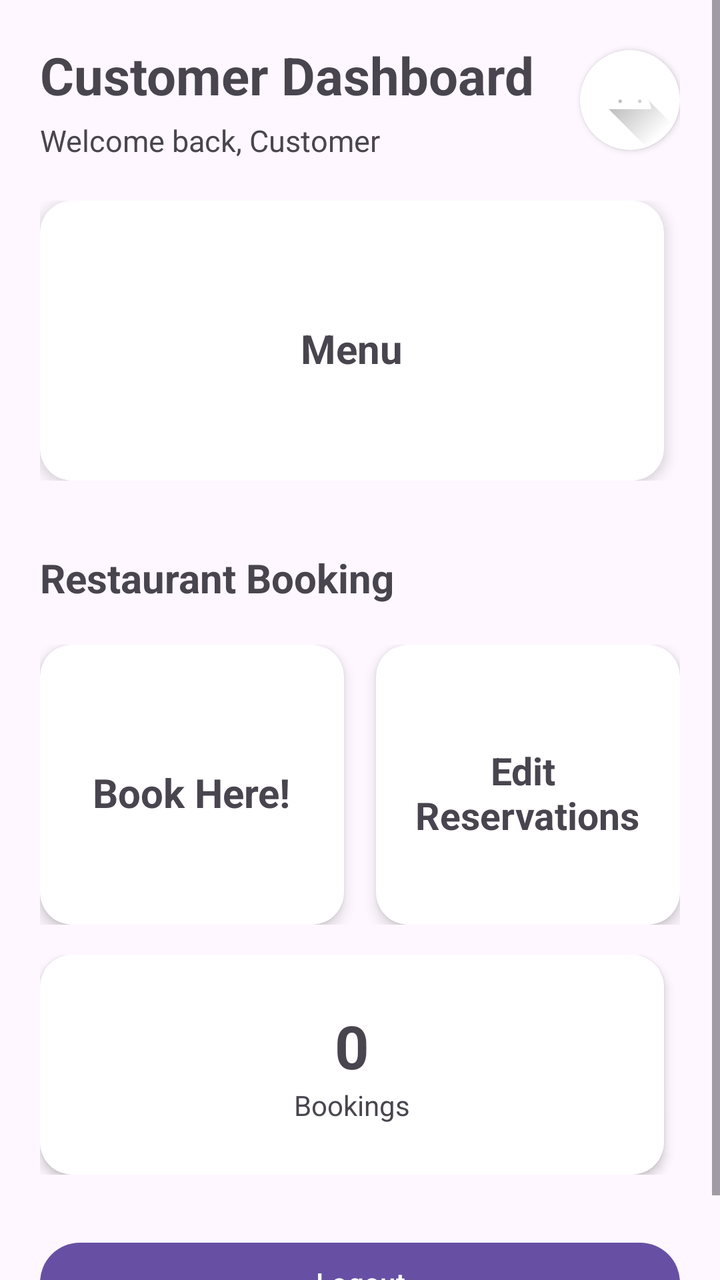
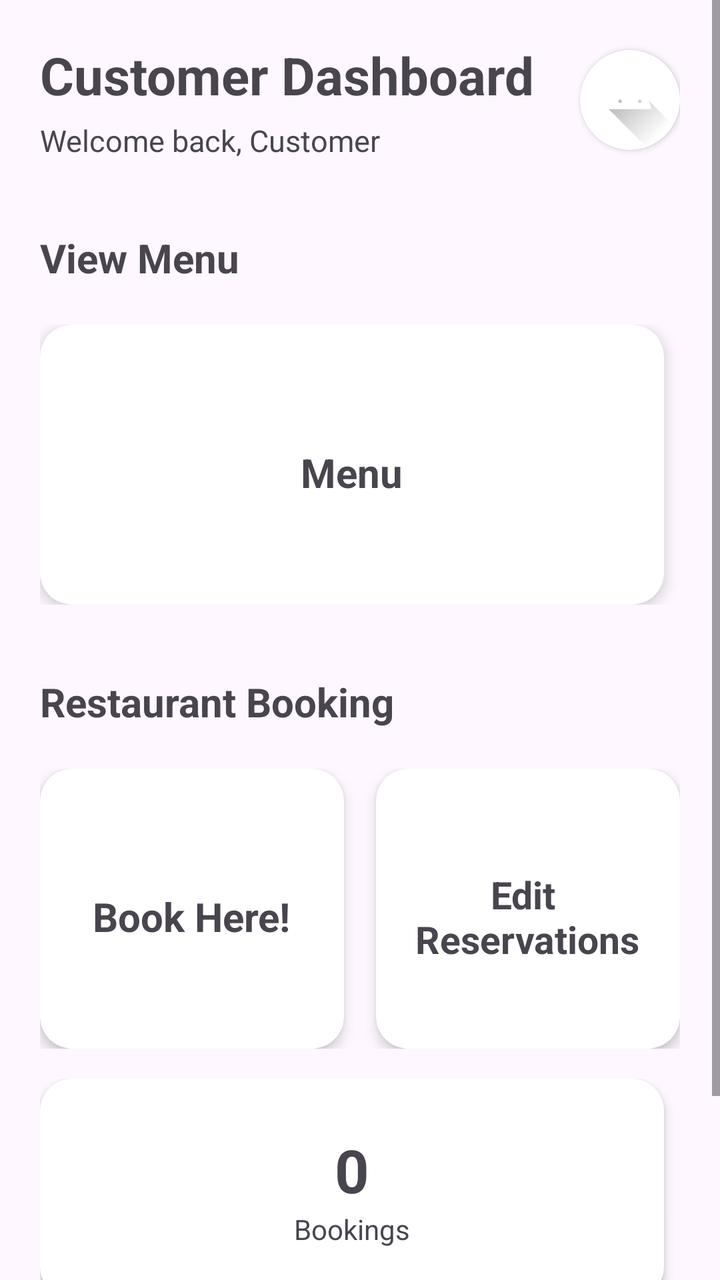

Screens rendered from an Android XML layout before and after an edit, with the pre-edit source and the edit as a unified diff.
<!-- AndroidManifest.xml: application theme Theme.ISCG7424GroupAssessment -->
<!-- res/layout/activity_customer_main_page.xml -->
<?xml version="1.0" encoding="utf-8"?>
<ScrollView xmlns:android="http://schemas.android.com/apk/res/android"
    xmlns:app="http://schemas.android.com/apk/res-auto"
    xmlns:tools="http://schemas.android.com/tools"
    android:id="@+id/main"
    android:layout_width="match_parent"
    android:layout_height="match_parent"
    tools:context=".customer.C_MainPage"
    android:fillViewport="true">

    <LinearLayout
        android:layout_width="match_parent"
        android:layout_height="wrap_content"
        android:orientation="vertical"
        android:padding="20dp">

        
        <LinearLayout
            android:layout_width="match_parent"
            android:layout_height="wrap_content"
            android:gravity="center_vertical"
            android:orientation="horizontal">

            <LinearLayout
                android:layout_width="0dp"
                android:layout_height="wrap_content"
                android:layout_weight="1"
                android:orientation="vertical">

                <TextView
                    android:id="@+id/tv_customerHeader"
                    android:layout_width="wrap_content"
                    android:layout_height="wrap_content"
                    android:text="Customer Dashboard"
                    android:textSize="26sp"
                    android:textStyle="bold" />

                <TextView
                    android:id="@+id/tv_customerSubHeader"
                    android:layout_width="wrap_content"
                    android:layout_height="wrap_content"
                    android:layout_marginTop="5dp"
                    android:text="Welcome back, Customer"
                    android:textSize="15sp" />

            </LinearLayout>

            <androidx.cardview.widget.CardView
                android:id="@+id/cv_cProfile"
                android:layout_width="50dp"
                android:layout_height="50dp"
                android:layout_marginStart="10dp"
                app:cardCornerRadius="25dp">

                <ImageView
                    android:id="@+id/iv_profile"
                    android:layout_width="match_parent"
                    android:layout_height="match_parent"
                    android:src="@drawable/ic_launcher_foreground"
                    android:scaleType="centerCrop" />

            </androidx.cardview.widget.CardView>
        </LinearLayout>


    
    <LinearLayout
        android:layout_width="match_parent"
        android:layout_height="wrap_content"
        android:layout_marginTop="20dp"
        android:orientation="horizontal">


        
        <androidx.cardview.widget.CardView
            android:id="@+id/cv_customerMenu"
            android:layout_width="0dp"
            android:layout_height="140dp"
            android:layout_marginEnd="8dp"
            android:layout_weight="1"
            android:clickable="true"
            android:focusable="true"
            app:cardCornerRadius="16dp"
            app:cardElevation="4dp">

            <LinearLayout
                android:layout_width="match_parent"
                android:layout_height="match_parent"
                android:gravity="center"
                android:orientation="vertical">

                <TextView
                    android:layout_width="wrap_content"
                    android:layout_height="wrap_content"
                    android:layout_marginTop="8dp"
                    android:text="Menu"
                    android:textAlignment="center"
                    android:textSize="20sp"
                    android:textStyle="bold" />
            </LinearLayout>
        </androidx.cardview.widget.CardView>
    </LinearLayout>


        
        <TextView
            android:layout_width="match_parent"
            android:layout_height="wrap_content"
            android:layout_marginTop="35dp"
            android:text="Restaurant Booking"
            android:textSize="20sp"
            android:textStyle="bold"/>


        
        <LinearLayout
            android:layout_width="match_parent"
            android:layout_height="wrap_content"
            android:layout_marginTop="20dp"
            android:orientation="horizontal">


            
            <androidx.cardview.widget.CardView
                android:id="@+id/cv_customerBooking"
                android:layout_width="0dp"
                android:layout_height="140dp"
                android:layout_marginEnd="8dp"
                android:layout_weight="1"
                android:clickable="true"
                android:focusable="true"
                app:cardCornerRadius="16dp"
                app:cardElevation="4dp">

                <LinearLayout
                    android:layout_width="match_parent"
                    android:layout_height="match_parent"
                    android:gravity="center"
                    android:orientation="vertical">

                    <TextView
                        android:layout_width="wrap_content"
                        android:layout_height="wrap_content"
                        android:layout_marginTop="8dp"
                        android:text="Book Here!"
                        android:textAlignment="center"
                        android:textSize="20sp"
                        android:textStyle="bold" />
                </LinearLayout>
            </androidx.cardview.widget.CardView>


            
            <androidx.cardview.widget.CardView
                android:id="@+id/cv_customerEditReservations"
                android:layout_width="0dp"
                android:layout_height="140dp"
                android:layout_marginStart="8dp"
                android:layout_weight="1"
                android:clickable="true"
                android:focusable="true"
                app:cardCornerRadius="16dp"
                app:cardElevation="4dp">

                <LinearLayout
                    android:layout_width="match_parent"
                    android:layout_height="match_parent"
                    android:gravity="center"
                    android:orientation="vertical">

                    <TextView
                        android:layout_width="wrap_content"
                        android:layout_height="wrap_content"
                        android:layout_marginTop="8dp"
                        android:text="Edit \nReservations"
                        android:textSize="19sp"
                        android:textStyle="bold"
                        android:gravity="center" />

                </LinearLayout>

            </androidx.cardview.widget.CardView>

        </LinearLayout>




        <LinearLayout
            android:layout_width="match_parent"
            android:layout_height="wrap_content"
            android:layout_marginTop="15dp"
            android:orientation="horizontal">


            
            <androidx.cardview.widget.CardView
                android:layout_width="0dp"
                android:layout_height="110dp"
                android:layout_marginEnd="8dp"
                android:layout_weight="1"
                app:cardCornerRadius="16dp"
                app:cardElevation="3dp">

                <LinearLayout
                    android:layout_width="match_parent"
                    android:layout_height="match_parent"
                    android:gravity="center"
                    android:orientation="vertical">

                    <TextView
                        android:id="@+id/tv_customerBookings"
                        android:layout_width="wrap_content"
                        android:layout_height="wrap_content"
                        android:text="0"
                        android:textSize="30sp"
                        android:textStyle="bold" />

                    <TextView
                        android:layout_width="wrap_content"
                        android:layout_height="wrap_content"
                        android:text="Bookings"
                        android:textSize="14sp" />

                </LinearLayout>

            </androidx.cardview.widget.CardView>


        </LinearLayout>


        
        <Button
            android:onClick="btnLogout"
            android:layout_width="match_parent"
            android:layout_height="wrap_content"
            android:layout_marginTop="30dp"
            android:text="Logout" />

    </LinearLayout>

</ScrollView>
<!-- resources referenced by this layout -->
<resources>
  <!-- drawable ic_launcher_foreground (drawable) -->
  <vector xmlns:android="http://schemas.android.com/apk/res/android"
      xmlns:aapt="http://schemas.android.com/aapt"
      android:width="108dp"
      android:height="108dp"
      android:viewportWidth="108"
      android:viewportHeight="108">
      <path android:pathData="M31,63.928c0,0 6.4,-11 12.1,-13.1c7.2,-2.6 26,-1.4 26,-1.4l38.1,38.1L107,108.928l-32,-1L31,63.928z">
          <aapt:attr name="android:fillColor">
              <gradient
                  android:endX="85.84757"
                  android:endY="92.4963"
                  android:startX="42.9492"
                  android:startY="49.59793"
                  android:type="linear">
                  <item
                      android:color="#44000000"
                      android:offset="0.0" />
                  <item
                      android:color="#00000000"
                      android:offset="1.0" />
              </gradient>
          </aapt:attr>
      </path>
      <path
          android:fillColor="#FFFFFF"
          android:fillType="nonZero"
          android:pathData="M65.3,45.828l3.8,-6.6c0.2,-0.4 0.1,-0.9 -0.3,-1.1c-0.4,-0.2 -0.9,-0.1 -1.1,0.3l-3.9,6.7c-6.3,-2.8 -13.4,-2.8 -19.7,0l-3.9,-6.7c-0.2,-0.4 -0.7,-0.5 -1.1,-0.3C38.8,38.328 38.7,38.828 38.9,39.228l3.8,6.6C36.2,49.428 31.7,56.028 31,63.928h46C76.3,56.028 71.8,49.428 65.3,45.828zM43.4,57.328c-0.8,0 -1.5,-0.5 -1.8,-1.2c-0.3,-0.7 -0.1,-1.5 0.4,-2.1c0.5,-0.5 1.4,-0.7 2.1,-0.4c0.7,0.3 1.2,1 1.2,1.8C45.3,56.528 44.5,57.328 43.4,57.328L43.4,57.328zM64.6,57.328c-0.8,0 -1.5,-0.5 -1.8,-1.2s-0.1,-1.5 0.4,-2.1c0.5,-0.5 1.4,-0.7 2.1,-0.4c0.7,0.3 1.2,1 1.2,1.8C66.5,56.528 65.6,57.328 64.6,57.328L64.6,57.328z"
          android:strokeWidth="1"
          android:strokeColor="#00000000" />
  </vector>
  <style name="Theme.ISCG7424GroupAssessment" parent="Base.Theme.ISCG7424GroupAssessment" />
  <style name="Base.Theme.ISCG7424GroupAssessment" parent="Theme.Material3.DayNight.NoActionBar">
          
          
      </style>
</resources>

<!-- the commit's change to res/layout/activity_customer_main_page.xml (unified diff, before → after) -->
@@ -62,6 +62,14 @@
             </androidx.cardview.widget.CardView>
         </LinearLayout>
 
+        
+    <TextView
+        android:layout_width="match_parent"
+        android:layout_height="wrap_content"
+        android:layout_marginTop="35dp"
+        android:text="View Menu"
+        android:textSize="20sp"
+        android:textStyle="bold"/>
 
     
     <LinearLayout
